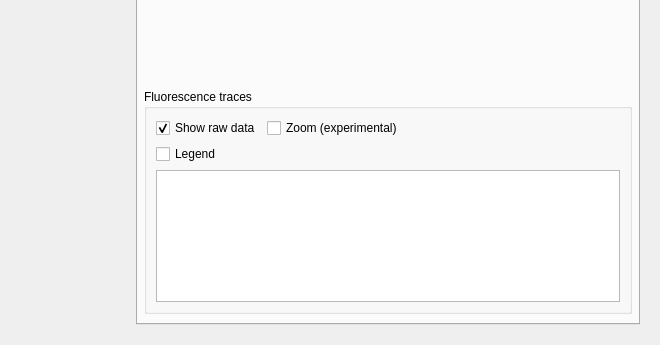
Qt form dcscope/gui/quick_view/qv_main.ui (DC-analysis/DCscope) before a commit; both pictures show x 353 to 1013 and y 450 to 795 of the 1013 by 795 pixel window.
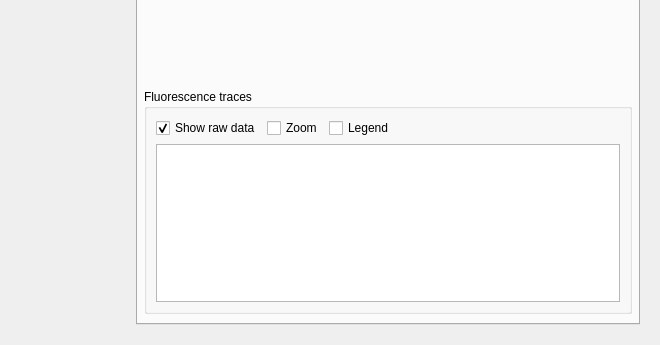
The same form after that commit. The open tabs and pages were chosen to show the change. Icons and pictures are not drawn. Custom widgets are drawn as their Qt base class.

Commit message: enh: fetch QuickView image and trace data in `EventGetterThread`

```diff
--- a/dcscope/gui/quick_view/qv_main.ui
+++ b/dcscope/gui/quick_view/qv_main.ui
@@ -811,6 +811,9 @@
             <item>
              <widget class="QWidget" name="widget_7" native="true">
               <layout class="QVBoxLayout" name="verticalLayout_18">
+               <property name="sizeConstraint">
+                <enum>QLayout::SizeConstraint::SetMaximumSize</enum>
+               </property>
                <property name="leftMargin">
                 <number>6</number>
                </property>
@@ -879,23 +882,6 @@
                        <property name="topMargin">
                         <number>0</number>
                        </property>
-                       <item row="0" column="1">
-                        <widget class="QCheckBox" name="checkBox_trace_zoom">
-                         <property name="text">
-                          <string>Zoom (experimental)</string>
-                         </property>
-                         <property name="checked">
-                          <bool>false</bool>
-                         </property>
-                        </widget>
-                       </item>
-                       <item row="1" column="0">
-                        <widget class="QCheckBox" name="checkBox_trace_legend">
-                         <property name="text">
-                          <string>Legend</string>
-                         </property>
-                        </widget>
-                       </item>
                        <item row="0" column="0">
                         <widget class="QCheckBox" name="checkBox_trace_raw">
                          <property name="text">
@@ -906,7 +892,7 @@
                          </property>
                         </widget>
                        </item>
-                       <item row="0" column="2">
+                       <item row="0" column="3">
                         <spacer name="horizontalSpacer_3">
                          <property name="orientation">
                           <enum>Qt::Orientation::Horizontal</enum>
@@ -919,6 +905,23 @@
                          </property>
                         </spacer>
                        </item>
+                       <item row="0" column="1">
+                        <widget class="QCheckBox" name="checkBox_trace_zoom">
+                         <property name="text">
+                          <string>Zoom</string>
+                         </property>
+                         <property name="checked">
+                          <bool>false</bool>
+                         </property>
+                        </widget>
+                       </item>
+                       <item row="0" column="2">
+                        <widget class="QCheckBox" name="checkBox_trace_legend">
+                         <property name="text">
+                          <string>Legend</string>
+                         </property>
+                        </widget>
+                       </item>
                       </layout>
                      </item>
                      <item>
@@ -926,7 +929,7 @@
                        <property name="minimumSize">
                         <size>
                          <width>0</width>
-                         <height>100</height>
+                         <height>150</height>
                         </size>
                        </property>
                       </widget>
```
Left out of the diff: 2 changed lines with no effect on the pictures. The commit also changes 20 other files.
